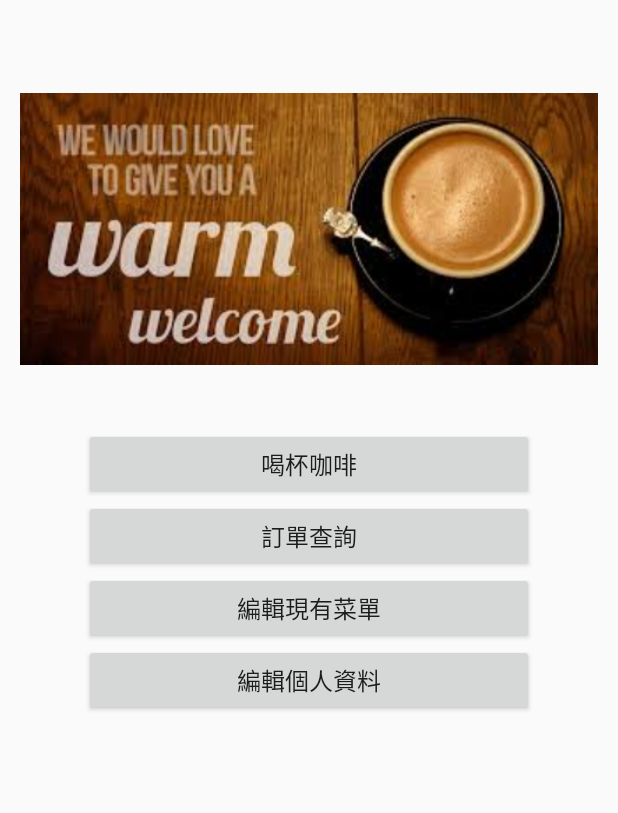
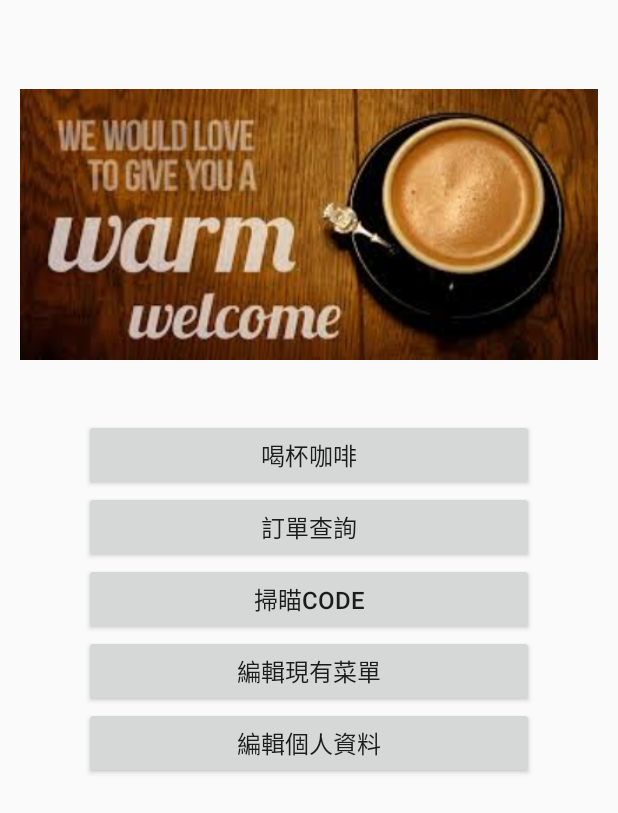
Before and after one commit to kaochiuan/FunCoffeeApp, an Android app: the MainPage screen opened directly, with no data from a screen before it, on a phone screen of 412 x 824 dp. Shown: the top 813 px of the screen. Run offline under Robolectric (Android 15) with nearby library versions, the phone set to English and light mode, and no system bars; 2 statements that could not run were skipped.

Commit message:
update bar code generater and scanner

```diff
--- a/app/build.gradle
+++ b/app/build.gradle
@@ -3,7 +3,7 @@ apply plugin: 'kotlin-android'
 
 android {
     compileSdkVersion 27
-    buildToolsVersion '28.0.2'
+    buildToolsVersion '28.0.3'
 
     defaultConfig {
         applicationId "ipt.p09_coffee"
@@ -30,6 +30,7 @@ dependencies {
     implementation 'com.loopj.android:android-async-http:1.4.9'
     implementation "org.jetbrains.kotlin:kotlin-stdlib-jdk7:$kotlin_version"
     implementation 'com.journeyapps:zxing-android-embedded:3.4.0'
+    implementation 'me.dm7.barcodescanner:zxing:1.9.8'
 }
 
 repositories {
--- a/app/src/main/java/ipt/p09_coffee/MainPage.kt
+++ b/app/src/main/java/ipt/p09_coffee/MainPage.kt
@@ -12,13 +12,25 @@ class MainPage : Activity() {
     private var bt_CheckPO: Button? = null
     private var bt_EditMenu: Button? = null
     private var bt_EditUserInfo: Button? = null
-
+    private var bt_ScanBarCode: Button? = null
     private var m_accessToken: String? = null
     private var m_refreshToken: String? = null
 
     private val bt_OrderCoffeeListener = View.OnClickListener {
         val intent = Intent()
         intent.setClass(this@MainPage, MakeOrder::class.java)
+
+        val bundle = Bundle()
+        bundle.putString("accessToken", m_accessToken)
+        bundle.putString("refreshToken", m_refreshToken)
+        intent.putExtras(bundle)
+
+        startActivity(intent)
+    }
+
+    private val bt_BarCodeScanListener = View.OnClickListener {
+        val intent = Intent()
+        intent.setClass(this@MainPage, BarCodeScanner::class.java)
 
         val bundle = Bundle()
         bundle.putString("accessToken", m_accessToken)
@@ -76,11 +88,12 @@ class MainPage : Activity() {
         bt_CheckPO = findViewById(R.id.Btid_CheckPO) as Button
         bt_EditMenu = findViewById(R.id.Btid_EditMenu) as Button
         bt_EditUserInfo = findViewById(R.id.Btid_EditUserInfo) as Button
-
+        bt_ScanBarCode = findViewById(R.id.Btid_ScanBarCode) as Button
         bt_OrderCoffee!!.setOnClickListener(bt_OrderCoffeeListener)
         bt_CheckPO!!.setOnClickListener(bt_CheckPOListener)
         bt_EditMenu!!.setOnClickListener(bt_EditMenuListener)
         bt_EditUserInfo!!.setOnClickListener(bt_EditUserInfoListener)
+        bt_ScanBarCode!!.setOnClickListener(bt_BarCodeScanListener)
 
         val bundle = this.intent.extras
         m_accessToken = bundle!!.getString("accessToken")
--- a/app/src/main/res/layout/mainpage.xml
+++ b/app/src/main/res/layout/mainpage.xml
@@ -33,6 +33,13 @@
         android:layout_height="wrap_content"
         android:layout_gravity="center_horizontal"
         android:textSize="16sp"
+        android:text="@string/Bt_ScanBarCode"
+        android:id="@+id/Btid_ScanBarCode" />
+    <Button
+        android:layout_width="300dp"
+        android:layout_height="wrap_content"
+        android:layout_gravity="center_horizontal"
+        android:textSize="16sp"
         android:text="@string/Bt_EditMenu"
         android:id="@+id/Btid_EditMenu" />
     <Button
--- a/app/src/main/res/values/strings.xml
+++ b/app/src/main/res/values/strings.xml
@@ -1,7 +1,7 @@
 <resources>
     <string name="app_name">Fun Coffee</string>
     <string name="action_settings">Settings</string>
-
+    <string name="Bt_ScanBarCode">掃瞄Code</string>
 
     <string name="Tv_UserName">帳號</string>
     <string name="Ht_UserName">請輸入帳號</string>
@@ -174,4 +174,5 @@
     <string name="UserMenu_hot">熱</string>
     <string name="title_activity_qrcode">QRCode</string>
     <string name="title_activity_menu">Menu</string>
+    <string name="title_activity_bar_code_scanner">BarCodeScanner</string>
 </resources>
--- a/build.gradle
+++ b/build.gradle
@@ -11,7 +11,7 @@ buildscript {
         }
     }
     dependencies {
-        classpath 'com.android.tools.build:gradle:3.2.0'
+        classpath 'com.android.tools.build:gradle:3.2.1'
         classpath "org.jetbrains.kotlin:kotlin-gradle-plugin:$kotlin_version"
 
         // NOTE: Do not place your application dependencies here; they belong
```
Also changed, not shown: app/src/main/AndroidManifest.xml (+11 -1 lines), app/src/main/java/ipt/p09_coffee/BarCodeScanner.kt (added, +71 -0 lines), app/src/main/java/ipt/p09_coffee/QRCode.kt (+0 -9 lines), app/src/main/res/layout/activity_bar_code_scanner.xml (added, +10 -0 lines), app/src/main/res/layout/content_bar_code_scanner.xml (added, +23 -0 lines), 1 other file.
